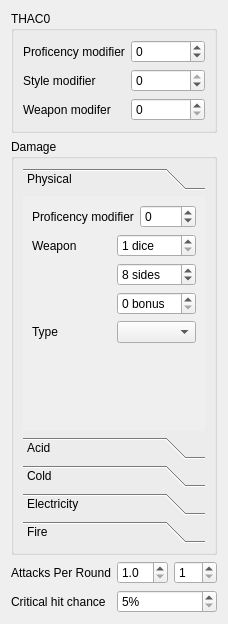
Old version of the form src/weaponarrangementwidget.ui in the repository moebiusproject/moebiustoolkit.
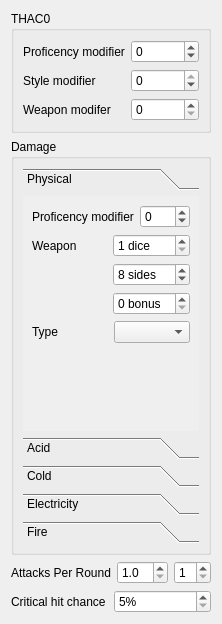
New version of the form. Custom widgets are drawn as their Qt base class.

Commit message:
Ugly workaround to layout issues
Each widget added to a QToolBox is added to a QScrollArea. Since we have
tool boxes inside another tool box, when there is not enough vertical
space, the scrollbars appear in the innermost scroll area. Add a minimum
size to an inner group box, so the inner tool box inside always has room
and doesn't require scrollbars. Then the outer one shows them when
needed.

This is far from polished, and I feel that it's wrong, but it's the best
I can think of right now for a quick solution given my usual lack of
patience with layouts.

Patch:
```diff
--- a/src/weaponarrangementwidget.ui
+++ b/src/weaponarrangementwidget.ui
@@ -6,7 +6,7 @@
    <rect>
     <x>0</x>
     <y>0</y>
-    <width>228</width>
+    <width>216</width>
     <height>624</height>
    </rect>
   </property>
@@ -70,6 +70,12 @@
    </item>
    <item>
     <widget class="QGroupBox" name="mainHandDamageGroup">
+     <property name="minimumSize">
+      <size>
+       <width>200</width>
+       <height>410</height>
+      </size>
+     </property>
      <property name="title">
       <string>Damage</string>
      </property>
@@ -84,8 +90,8 @@
           <rect>
            <x>0</x>
            <y>0</y>
-           <width>186</width>
-           <height>199</height>
+           <width>176</width>
+           <height>211</height>
           </rect>
          </property>
          <attribute name="label">
```
Left out of the diff: 16 changed lines with no effect on the pictures. The commit also changes 1 other file.
